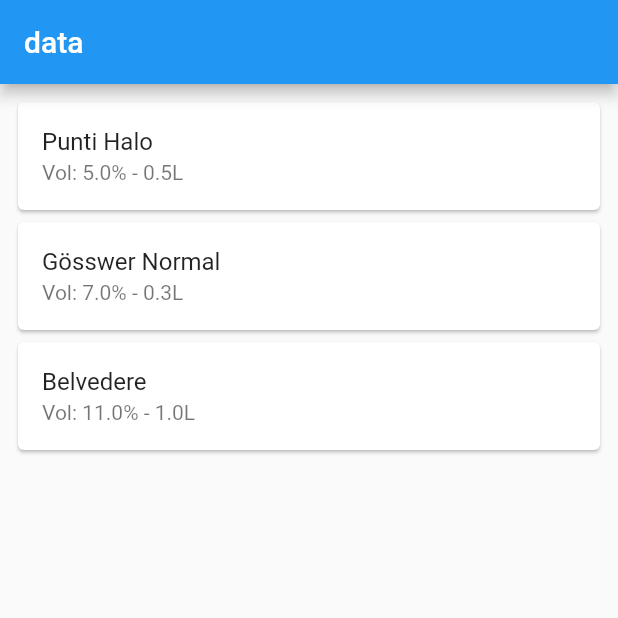
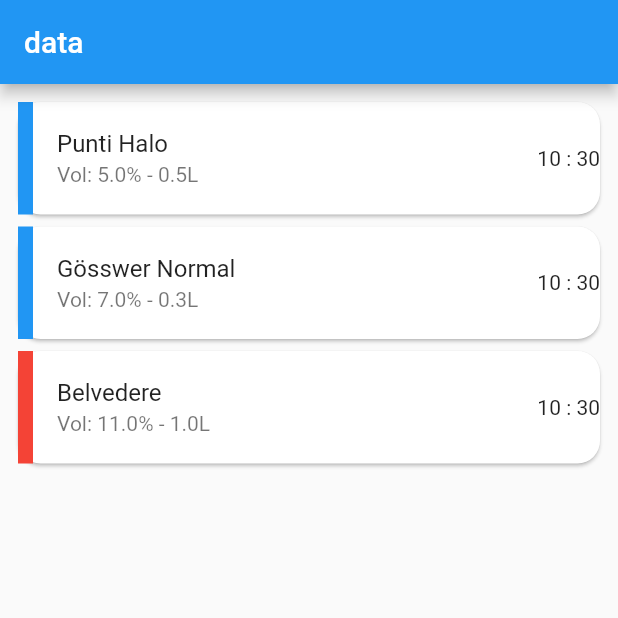
Before and after one commit to trewen101/AlcoholManager, a Flutter app: the screen it shows after launch, on a phone screen of 412 x 824 dp, the top half of it. Run offline on Flutter 3.47's test engine with Material 2 defaults, Android fonts, the phone set to English and light mode, and no system bars.

Commit message:
improved Cards

```diff
--- a/alcoholmanager/lib/DrinkCard.dart
+++ /dev/null
@@ -1,11 +0,0 @@
-import 'package:alcoholmanager/Drink.dart';
-
-DrinkCard(){
-  Drink _drink;
-  DateTime _time;
-
-DrinkCard(){
-
-}
-
-}
--- /dev/null
+++ b/alcoholmanager/lib/DrinkCardData.dart
@@ -0,0 +1,33 @@
+import 'package:alcoholmanager/Drink.dart';
+import 'package:flutter/material.dart';
+class DrinkCardData{
+
+  Drink _drink;
+  DateTime _time;
+
+  DrinkCardData(Drink drink){
+    _drink = drink;
+    _time = DateTime.now();
+  }
+
+  Drink get drink => _drink;
+
+  set drink(Drink value) {
+      _drink = value;
+    }
+
+  DateTime get time => _time;
+
+  set time(DateTime value) {
+      _time = value;
+    }
+
+  MaterialColor getColor(){
+    if(_drink.alcohol<10){
+      return Colors.blue;
+    }else{
+      return Colors.red;
+    }
+  }
+
+}
--- a/alcoholmanager/lib/Mainscreen/Widget/DrinkCard.dart
+++ b/alcoholmanager/lib/Mainscreen/Widget/DrinkCard.dart
@@ -1,18 +1,39 @@
 import 'package:alcoholmanager/Drink.dart';
+import 'package:alcoholmanager/DrinkCardData.dart';
 import 'package:flutter/material.dart';
 
 class DrinkCard extends StatelessWidget{
-  Drink _drink;
+  DrinkCardData _drinkcard;
 
-  DrinkCard(this._drink);
+  DrinkCard(Drink d){
+    _drinkcard = DrinkCardData(d);
+  }
+
   @override
   Widget build(BuildContext context) {
     return Card(
-      child:
-          ListTile(
-            title: Text(_drink.name),
-            subtitle: Text("Vol: " + _drink.alcohol.toString() +"% - " + _drink.vol.toString() + "L" ),
-          )
+      shape: RoundedRectangleBorder(
+        borderRadius: BorderRadius.circular(15.0)
+      ),
+      child:Row(
+        children: <Widget>[
+          Container(
+              width: 10,
+              height: 75,
+              color: _drinkcard.getColor(),
+
+            ),
+          Expanded(
+            child: ListTile(
+            title: Text(_drinkcard.drink.name),
+            subtitle: Text("Vol: " + _drinkcard.drink.alcohol.toString() +"% - " + _drinkcard.drink.vol.toString() + "L" ),
+            ),
+          ),
+          Text(_drinkcard.time.hour.toString() + " : " + _drinkcard.time.minute.toString()),
+
+
+      ],)
+
     );
   }
 
--- a/alcoholmanager/pubspec.yaml
+++ b/alcoholmanager/pubspec.yaml
@@ -15,6 +15,7 @@ environment:
 dependencies:
   flutter:
     sdk: flutter
+  intl: any
 
   # The following adds the Cupertino Icons font to your application.
   # Use with the CupertinoIcons class for iOS style icons.
```
Also changed, not shown: 1 other file.
